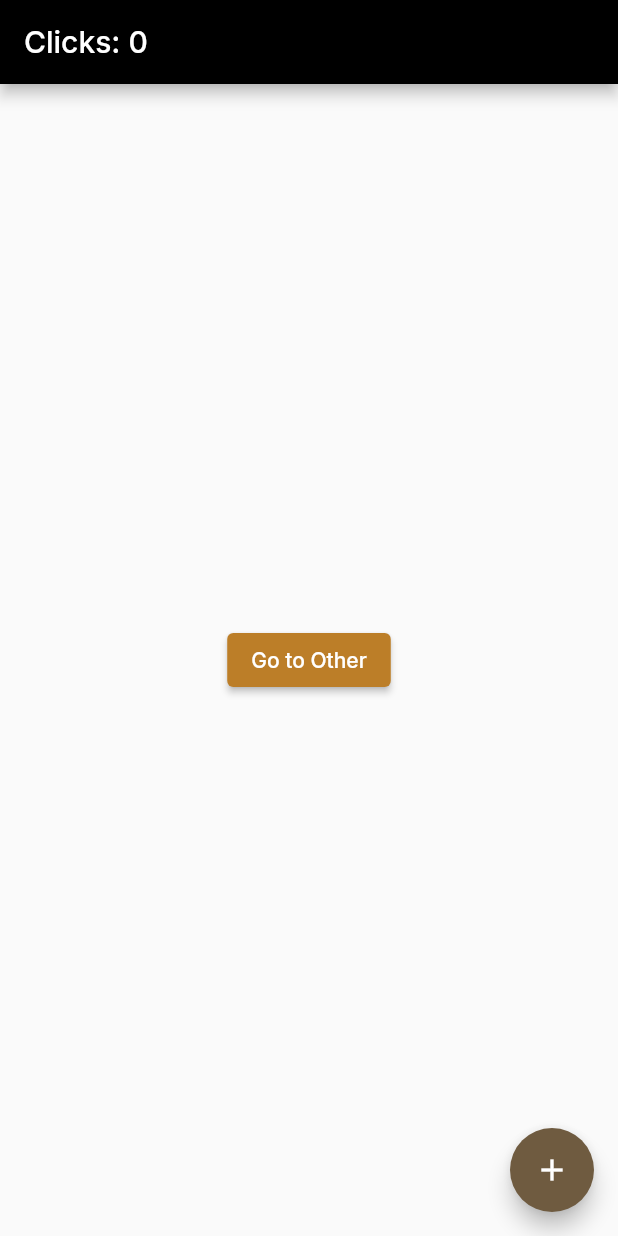
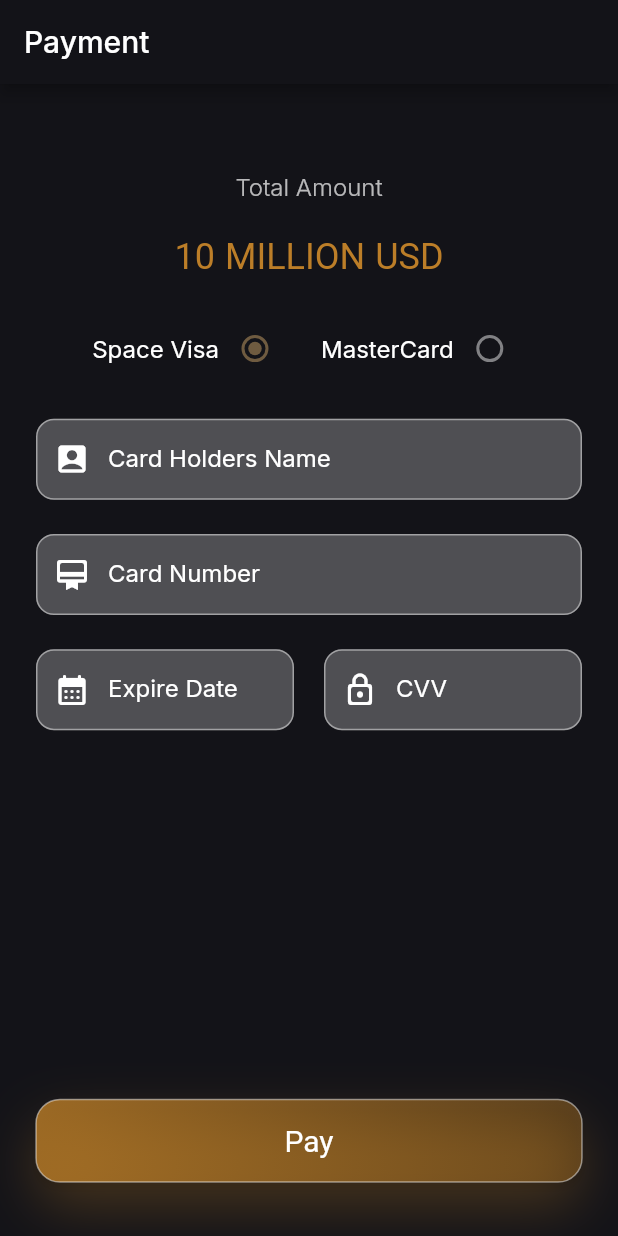
Before and after one commit to TechTriathlon-CosmiX/flutter_app, a Flutter app: the screen it shows after launch, on a phone screen of 412 x 824 dp. Run offline on Flutter 3.47's test engine with Material 2 defaults, Android fonts, the phone set to English and light mode, and no system bars; our stand-ins replace get, google_fonts.

Commit message:
payment screen

```diff
--- a/lib/main.dart
+++ b/lib/main.dart
@@ -1,4 +1,5 @@
 import 'package:CosmiX/screens/home_screen.dart';
+import 'package:CosmiX/screens/payment_screen.dart';
 import 'package:CosmiX/theme/app_theme.dart';
 import 'package:flutter/material.dart';
 import 'package:flutter/services.dart';
@@ -24,7 +25,7 @@ class MyApp extends StatelessWidget {
       debugShowCheckedModeBanner: false,
       title: 'CosmiX',
       theme: AppTheme.mainTheme,
-      home: const HomeScreen(),
+      home: const PaymentScreen(),
     );
   }
 }
--- /dev/null
+++ b/lib/screens/payment_screen.dart
@@ -0,0 +1,100 @@
+import 'package:CosmiX/theme/colors.dart';
+import 'package:CosmiX/widgets/button.dart';
+import 'package:CosmiX/widgets/input_field.dart';
+import 'package:CosmiX/widgets/radio_button.dart';
+import 'package:flutter/material.dart';
+
+class PaymentScreen extends StatelessWidget {
+  const PaymentScreen({super.key});
+
+  @override
+  Widget build(BuildContext context) {
+    TextEditingController nameController = new TextEditingController();
+    TextEditingController accountNoController = new TextEditingController();
+    TextEditingController expireDateController = new TextEditingController();
+    TextEditingController cvcController = new TextEditingController();
+    return Scaffold(
+      resizeToAvoidBottomInset: false,
+      appBar: AppBar(
+        title: Text(
+          'Payment',
+        ),
+        backgroundColor: CosmixColor.bgColor,
+      ),
+      backgroundColor: CosmixColor.bgColor,
+      body: Padding(
+        padding: EdgeInsets.symmetric(horizontal: 24.0, vertical: 36.0),
+        child: Center(
+          child: Column(
+            children: [
+              Expanded(
+                  flex: 3,
+                  child: Column(
+                    mainAxisAlignment: MainAxisAlignment.spaceEvenly,
+                    children: [
+                      Text(
+                        'Total Amount',
+                        style: TextStyle(
+                            fontSize: 16,
+                            fontWeight: FontWeight.w300,
+                            color: CosmixColor.subTitleTextColor),
+                      ),
+                      Text(
+                        '10 MILLION USD',
+                        style: TextStyle(
+                            fontFamily: 'Gilroy',
+                            fontSize: 24,
+                            fontWeight: FontWeight.w400,
+                            color: CosmixColor.primaryColor),
+                      ),
+                      Center(child: RadioField()),
+                      InputField(
+                        labelText: "Card Holders Name",
+                        controller: nameController,
+                        leadingIcon: Icon(Icons.account_box_rounded),
+                      ),
+                      InputField(
+                        labelText: "Card Number",
+                        controller: accountNoController,
+                        leadingIcon: Icon(Icons.card_membership_rounded),
+                      ),
+                      Row(
+                        children: [
+                          Expanded(
+                            child: InputField(
+                              labelText: "Expire Date",
+                              controller: expireDateController,
+                              leadingIcon: Icon(Icons.calendar_month_rounded),
+                            ),
+                          ),
+                          SizedBox(
+                            width: 20,
+                          ),
+                          Expanded(
+                            child: InputField(
+                              labelText: "CVV",
+                              controller: cvcController,
+                              leadingIcon: Icon(Icons.lock_outline_rounded),
+                            ),
+                          ),
+                        ],
+                      ),
+                    ],
+                  )),
+              Expanded(
+                  flex: 2,
+                  child: Column(
+                      mainAxisAlignment: MainAxisAlignment.end,
+                      children: [
+                        Button(
+                            onPressed: () {},
+                            buttonText: "Pay",
+                            type: ButtonType.primaryColor)
+                      ]))
+            ],
+          ),
+        ),
+      ),
+    );
+  }
+}
--- a/lib/theme/app_theme.dart
+++ b/lib/theme/app_theme.dart
@@ -3,7 +3,6 @@ import 'package:flutter/services.dart';
 import 'package:google_fonts/google_fonts.dart';
 
 import 'colors.dart';
-
 
 class AppTheme {
   static final ThemeData mainTheme = ThemeData(
@@ -28,10 +27,10 @@ class AppTheme {
         backgroundColor: Colors.black,
       ),
       brightness: Brightness.light,
+
       /// Other Colors
       splashColor: CosmixColor.primaryColor.withAlpha(50),
       indicatorColor: CosmixColor.lightGrey,
       highlightColor: CosmixColor.lightGrey,
-
-  );
+      unselectedWidgetColor: CosmixColor.lightWhite);
 }
--- a/lib/theme/colors.dart
+++ b/lib/theme/colors.dart
@@ -6,6 +6,9 @@ class CosmixColor {
   static const Color secondaryColor = Color(0xFFD6B07C);
   static const Color accentColor = Color(0xFFD6B07C);
 
+  static const Color white = Colors.white;
+  static const Color lightWhite = Color(0x77FFFFFF);
+  static const Color lighterWhite = Color(0x44FFFFFF);
   static const Color black = Colors.black;
   static const Color lightBlack = Colors.black87;
   static const Color grey = Color(0xFFA8A8A8);
@@ -16,4 +19,7 @@ class CosmixColor {
   static const Color titleTextColor = Colors.white;
   static const Color subTitleTextColor = Colors.white70;
   static Color bgColor = const Color(0xFF131318);
+  static Color shadowGrey = const Color(0x333E404D);
+  static Color shadowGreyDark = const Color(0x113E404D);
+  static Color shadowColor = CosmixColor.primaryColor.withOpacity(0.4);
 }
--- /dev/null
+++ b/lib/widgets/button.dart
@@ -0,0 +1,144 @@
+import 'package:CosmiX/theme/colors.dart';
+import 'package:flutter/material.dart';
+
+enum ButtonType { primary, secondary, primaryColor, disabled }
+
+class Button extends StatelessWidget {
+  final Function()? onPressed;
+  final String buttonText;
+  final double height;
+  final double width;
+  final double fontSize;
+  final double iconSize;
+  final Color borderColor;
+  final Color color;
+  final ButtonType type;
+  final Icon? leftIcon;
+  final Icon? rightIcon;
+  final bool showBorder;
+
+  const Button({
+    super.key,
+    required this.onPressed,
+    required this.buttonText,
+    required this.type,
+    this.leftIcon,
+    this.rightIcon,
+    this.height = 55,
+    this.width = double.infinity,
+    this.fontSize = 16,
+    this.iconSize = 21,
+    this.borderColor = CosmixColor.lightWhite,
+    this.color = CosmixColor.white,
+    this.showBorder = true,
+  });
+
+  @override
+  Widget build(BuildContext context) {
+    return SizedBox(
+        width: double.infinity,
+        child: ElevatedButton(
+          onPressed: onPressed,
+          style: ElevatedButton.styleFrom(
+            backgroundColor: Colors.transparent,
+            shape: RoundedRectangleBorder(
+              borderRadius: BorderRadius.circular(16),
+            ),
+            padding: const EdgeInsets.all(0),
+          ),
+          child: Container(
+            width: double.infinity,
+            height: height,
+            clipBehavior: Clip.antiAlias,
+            decoration: ShapeDecoration(
+              gradient: LinearGradient(
+                colors: type == ButtonType.primary
+                    ? [
+                        CosmixColor.white.withOpacity(0.3),
+                        CosmixColor.white.withOpacity(0.1),
+                      ]
+                    : type == ButtonType.primaryColor
+                        ? [
+                            CosmixColor.primaryColor.withOpacity(0.8),
+                            CosmixColor.primaryColor.withOpacity(0.4),
+                          ]
+                        : type == ButtonType.secondary
+                            ? [
+                                CosmixColor.black.withOpacity(0.4),
+                                CosmixColor.black.withOpacity(0.2),
+                              ]
+                            : [
+                                Colors.transparent,
+                                Colors.transparent,
+                              ],
+              ),
+              shape: RoundedRectangleBorder(
+                side: BorderSide(
+                      width: 1,
+                      strokeAlign: BorderSide.strokeAlignCenter,
+                      color: borderColor,
+                    ),
+                borderRadius: BorderRadius.circular(16),
+              ),
+              shadows: [
+                BoxShadow(
+                  color: type == ButtonType.primaryColor
+                      ? CosmixColor.primaryColor.withOpacity(0.3)
+                      : CosmixColor.shadowGrey,
+                  blurRadius: 32,
+                  offset: const Offset(0, 16),
+                  spreadRadius: 0,
+                )
+              ],
+            ),
+            child: Row(
+              mainAxisSize: MainAxisSize.min,
+              mainAxisAlignment: MainAxisAlignment.center,
+              crossAxisAlignment: CrossAxisAlignment.center,
+              children: [
+                leftIcon != null
+                    ? SizedBox(
+                        width: 24,
+                        height: 24,
+                        child: Icon(
+                          leftIcon?.icon,
+                          color: color,
+                          size: 24,
+                        ),
+                      )
+                    : const SizedBox(
+                        width: 0,
+                      ),
+                Padding(
+                  padding: const EdgeInsets.symmetric(horizontal: 8),
+                  child: Text(
+                    buttonText,
+                    style: TextStyle(
+                      color: type == ButtonType.disabled
+                          ? CosmixColor.lighterWhite
+                          : color,
+                      fontSize: 20,
+                      fontFamily: 'Gilroy-SemiBold',
+                      fontWeight: FontWeight.w400,
+                    ),
+                  ),
+                ),
+                rightIcon != null
+                    ? SizedBox(
+                        width: 24,
+                        height: 24,
+                        child: Icon(
+                          rightIcon?.icon,
+                          color: color,
+                          size: 24,
+                        ),
+                      )
+                    : const SizedBox(
+                        width: 0,
+                      ),
+              ],
+            ),
+          ),
+        ));
+  }
+}
--- /dev/null
+++ b/lib/widgets/input_field.dart
@@ -0,0 +1,60 @@
+import 'package:CosmiX/theme/colors.dart';
+import 'package:flutter/material.dart';
+
+class InputField extends StatelessWidget {
+  final Icon? leadingIcon;
+  final Color color;
+  final String labelText;
+  final bool obscureText;
+  final TextEditingController controller;
+
+  const InputField({
+    super.key,
+    this.leadingIcon,
+    this.color = CosmixColor.white,
+    required this.labelText,
+    this.obscureText = false,
+    required this.controller,
+  });
+
+  @override
+  Widget build(BuildContext context) {
+    return Container(
+      height: 54,
+      decoration: BoxDecoration(
+        borderRadius: BorderRadius.circular(12),
+        color: CosmixColor.lighterWhite,
+      ),
+      child: TextField(
+        controller: controller,
+        obscureText: obscureText,
+        style: TextStyle(
+          color: color, // Change the text color here
+          fontSize: 16.0,
+        ),
+        decoration: InputDecoration(
+          prefixIcon: leadingIcon != null
+              ? Icon(
+                  leadingIcon?.icon,
+                  color: color,
+                )
+              : null,
+          floatingLabelBehavior: FloatingLabelBehavior.auto,
+          floatingLabelStyle: const TextStyle(
+              color: CosmixColor.lighterWhite,
+              fontWeight: FontWeight.bold,
+              fontSize: 16),
+          enabledBorder: OutlineInputBorder(
+              borderRadius: BorderRadius.circular(12),
+              borderSide: const BorderSide(color: CosmixColor.lightWhite)),
+          focusedBorder: OutlineInputBorder(
+              borderRadius: BorderRadius.circular(12),
+              borderSide: const BorderSide(color: CosmixColor.secondaryColor)),
+          filled: true,
+          label: Text(labelText, style: TextStyle(color: color)),
+          hintStyle: const TextStyle(color: CosmixColor.lightWhite),
+        ),
+      ),
+    );
+  }
+}
--- /dev/null
+++ b/lib/widgets/radio_button.dart
@@ -0,0 +1,65 @@
+import 'package:CosmiX/theme/colors.dart';
+import 'package:flutter/material.dart';
+
+class RadioField extends StatefulWidget {
+  const RadioField({super.key});
+
+  @override
+  State<RadioField> createState() => _RadioFieldState();
+}
+
+enum PaymentMethod { SpaceVisa, MasterCard }
+
+class _RadioFieldState extends State<RadioField> {
+  PaymentMethod? _character = PaymentMethod.SpaceVisa;
+
+  @override
+  Widget build(BuildContext context) {
+    return Row(
+      mainAxisAlignment: MainAxisAlignment.center,
+      children: <Widget>[
+        Row(
+          children: [
+            const Text(
+              'Space Visa',
+              style: TextStyle(
+                  fontSize: 16,
+                  fontWeight: FontWeight.w400,
+                  color: CosmixColor.white),
+            ),
+            Radio<PaymentMethod>(
+              value: PaymentMethod.SpaceVisa,
+              groupValue: _character,
+              onChanged: (PaymentMethod? value) {
+                setState(() {
+                  _character = value;
+                });
+              },
+            ),
+          ],
+        ),
+        SizedBox(width: 20), // Add spacing between radio buttons
+        Row(
+          children: [
+            const Text(
+              'MasterCard',
+              style: TextStyle(
+                  fontSize: 16,
+                  fontWeight: FontWeight.w400,
+                  color: CosmixColor.white),
+            ),
+            Radio<PaymentMethod>(
+              value: PaymentMethod.MasterCard,
+              groupValue: _character,
+              onChanged: (PaymentMethod? value) {
+                setState(() {
+                  _character = value;
+                });
+              },
+            ),
+          ],
+        ),
+      ],
+    );
+  }
+}
```
Lines whose indentation alone changed are shown as unchanged.
